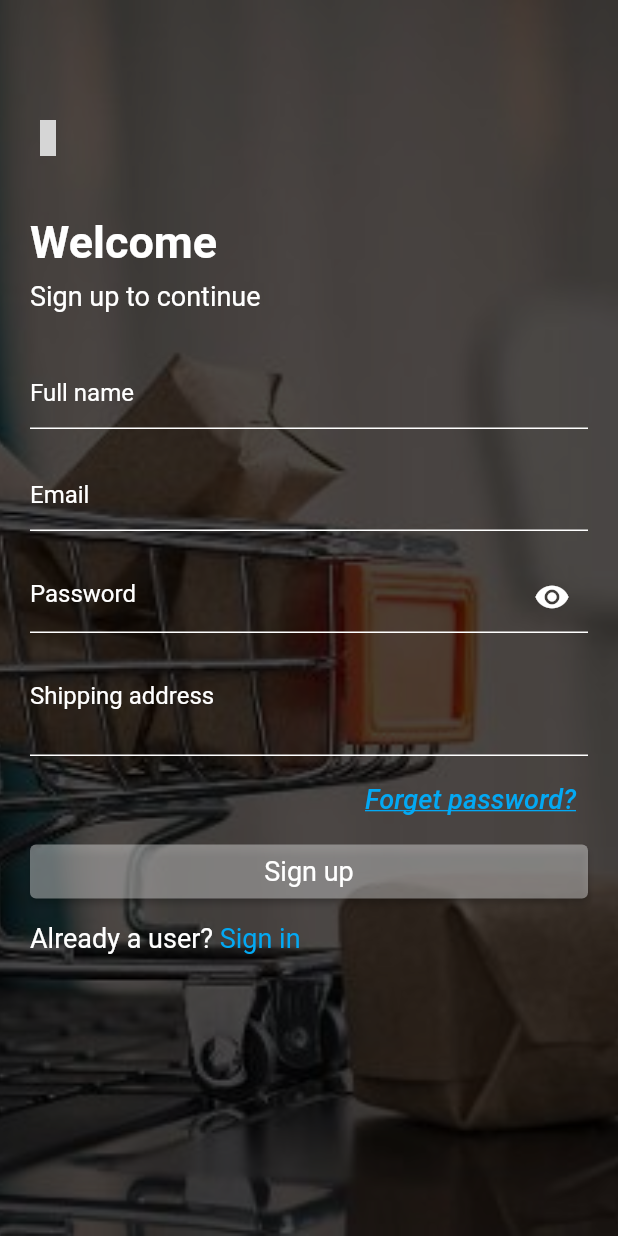
After one commit to ttoghere/ecomandroid, a Flutter app: the RegisterScreen screen opened by its route, on a phone screen of 412 x 824 dp. The commit adds this screen. Run offline on Flutter 3.47's test engine with Material 2 defaults, Android fonts, the light colour scheme and no system bars; drawn by our look-alikes of card_swiper; our stand-ins replace badges, firebase_auth, firebase_core, flutter_iconly, flutter_spinkit, shared_preferences; accounts and stored records are empty; grey boxes are pictures that could not be loaded.

Commit message:
user login cart

```diff
--- a/lib/screens/auth/register.dart
+++ b/lib/screens/auth/register.dart
@@ -1,5 +1,6 @@
 import 'package:card_swiper/card_swiper.dart';
 import 'package:ecomandroid/consts/firebase_consts.dart';
+import 'package:ecomandroid/shared/loading_manager.dart';
 import 'package:firebase_auth/firebase_auth.dart';
 import 'package:flutter/gestures.dart';
 import 'package:flutter/material.dart';
@@ -79,7 +80,9 @@
   Widget build(BuildContext context) {
     final theme = Utils(context: context).getTheme;
     return Scaffold(
-      body: Stack(
+      body: LoadingManager(
+        isLoading: _isLoading,
+        child: Stack(
           children: <Widget>[
             Swiper(
               duration: 800,
@@ -340,6 +343,7 @@
             ),
           ],
         ),
+      ),
     );
   }
 }
--- /dev/null
+++ b/lib/shared/loading_manager.dart
@@ -0,0 +1,33 @@
+import 'package:flutter/material.dart';
+import 'package:flutter_spinkit/flutter_spinkit.dart';
+
+class LoadingManager extends StatelessWidget {
+  final bool isLoading;
+  final Widget child;
+  const LoadingManager({
+    Key? key,
+    required this.isLoading,
+    required this.child,
+  }) : super(key: key);
+
+  @override
+  Widget build(BuildContext context) {
+    return Stack(
+      children: [
+        child,
+        isLoading
+            ? Container(
+                color: Colors.black.withOpacity(0.7),
+              )
+            : Container(),
+        isLoading
+            ? Center(
+                child: SpinKitFadingFour(
+                  color: Colors.white,
+                ),
+              )
+            : Container(),
+      ],
+    );
+  }
+}
--- a/pubspec.yaml
+++ b/pubspec.yaml
@@ -37,6 +37,7 @@
   flutter:
     sdk: flutter
   flutter_iconly: ^1.0.2
+  flutter_spinkit: ^5.1.0
   provider: ^6.0.3
   shared_preferences: ^2.0.15
 
```
Also changed, not shown: pubspec.lock. Lines whose indentation alone changed are shown as unchanged.
